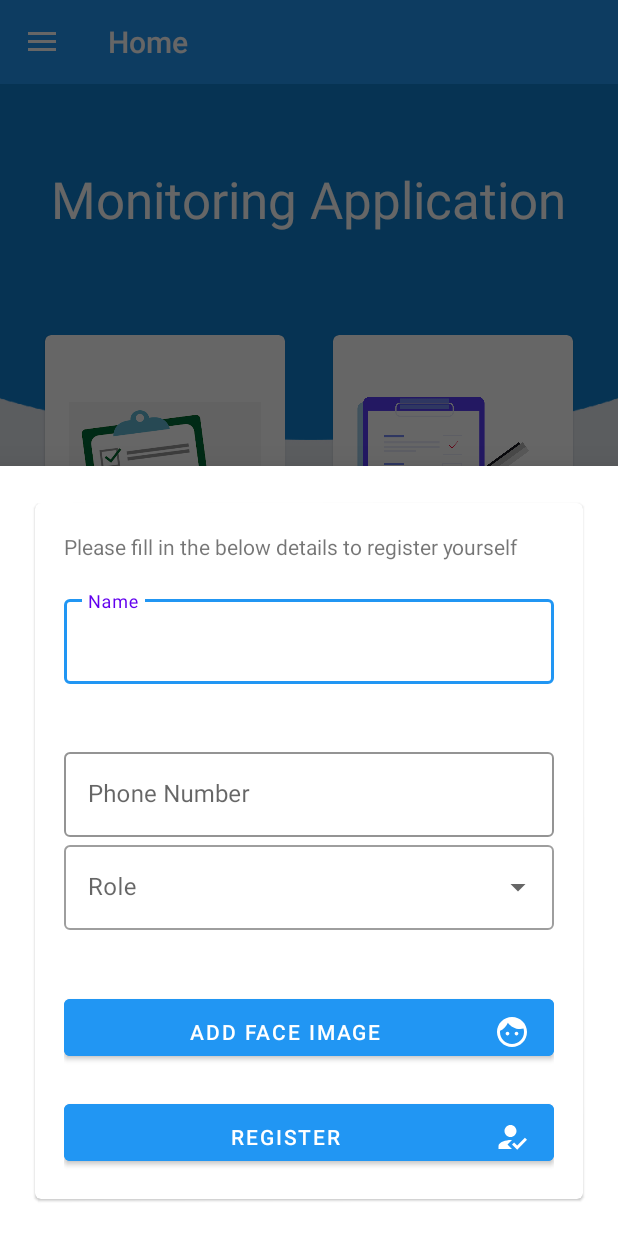
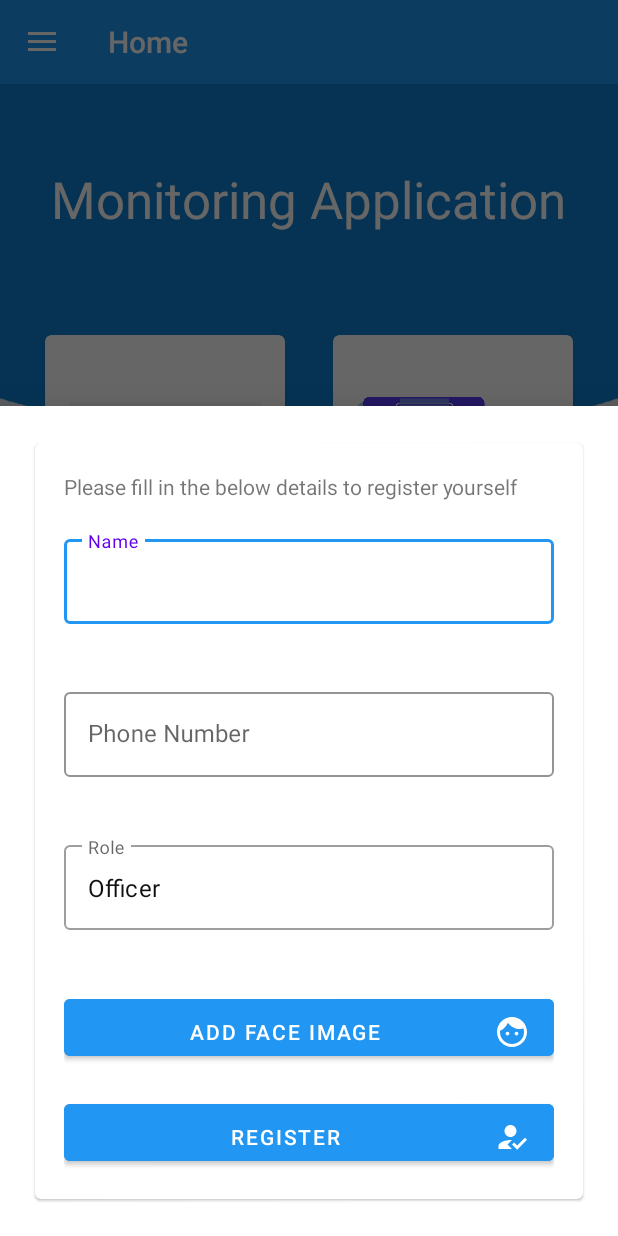
Before and after one commit to imajit/NC_CMRCET_KB185_DREAMERS_56667, an Android app: the screen it shows after launch (MainActivity), after a tap on "Register", on a phone screen of 412 x 824 dp. Run offline under Robolectric (Android 15) with nearby library versions, the phone set to English and light mode, and no system bars; our stand-ins replace Firebase (no records; nobody signed in at launch, a user with empty details on screens opened directly), navigation-ui.

Commit message:
Broken Flow Fixed

```diff
--- a/AndroidApp/Officer/app/src/main/java/com/example/sih2020/classes/BottomSheetRegister.kt
+++ b/AndroidApp/Officer/app/src/main/java/com/example/sih2020/classes/BottomSheetRegister.kt
@@ -71,15 +71,7 @@
         buttonRegister.setOnClickListener(this)
 
 
-        var role = arrayOf("Visiting Officer","Parent ","Others")
-        var adapter = ArrayAdapter(
-            requireContext(),
-            R.layout.support_simple_spinner_dropdown_item,
-            role
-        )
-        dropdownRole.threshold = 0;
-        dropdownRole.setAdapter(adapter)
-        dropdownRole.setOnFocusChangeListener { view, b -> if (b) dropdownRole.showDropDown() }
+
     }
 
     override fun onClick(v: View?) {
--- a/AndroidApp/Officer/app/src/main/res/layout/bottomsheetregister.xml
+++ b/AndroidApp/Officer/app/src/main/res/layout/bottomsheetregister.xml
@@ -77,19 +77,23 @@
 
             </com.google.android.material.textfield.TextInputLayout>
 
-
+            <LinearLayout
+                android:layout_width="match_parent"
+                android:layout_height="wrap_content"
+                android:padding="@dimen/medium_large_padding" />
 
             <com.google.android.material.textfield.TextInputLayout
                 android:layout_width="match_parent"
                 android:layout_height="wrap_content"
                 android:hint="Role"
-                style="@style/Widget.MaterialComponents.TextInputLayout.OutlinedBox.ExposedDropdownMenu"                    >
+                style="@style/Widget.MaterialComponents.TextInputLayout.OutlinedBox"                    >
 
-                <AutoCompleteTextView
+                <com.google.android.material.textfield.TextInputEditText
                     android:layout_width="match_parent"
-                    android:layout_height="wrap_content"
-                    android:id="@+id/dropdownRole"
-                    android:inputType="none"/>
+                    android:layout_height="match_parent"
+                    android:text="Officer"
+                    android:enabled="false"
+                    android:theme="@style/CursorColor"/>
             </com.google.android.material.textfield.TextInputLayout>
 
             <LinearLayout
```
Also changed, not shown: 2 other files.
